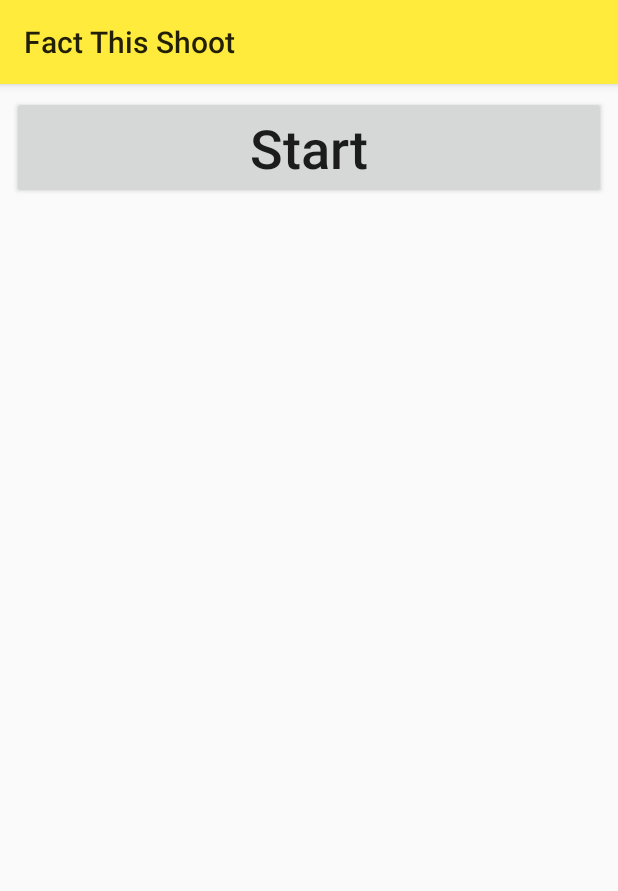
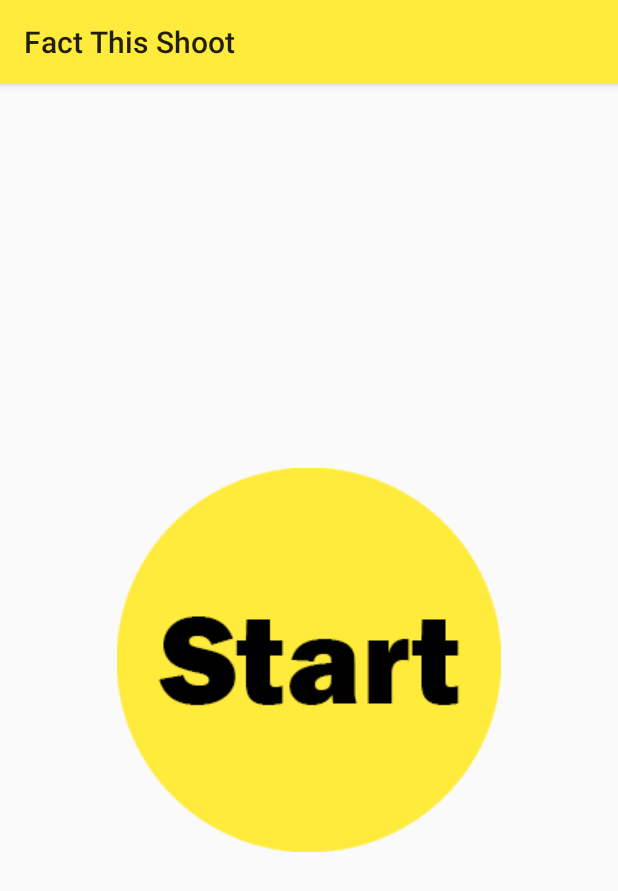
Before and after one commit to CyrusVatandoost/fact-this-shoot, an Android app: the screen it shows after launch (MainActivity), on a phone screen of 412 x 824 dp. Shown: the top 891 px of the screen. Run offline under Robolectric (Android 15) with nearby library versions, the phone set to English and light mode, and no system bars.

Commit message:
Changed Start Button
Changed:
- Start button is now a custom button instead of the default one.

Fixed:
- Selected an incorrect answer will disable that button for that question and will re-enable on the next question.

```diff
--- a/app/src/main/java/com/teamenigma/factthisshoot/MainActivity.java
+++ b/app/src/main/java/com/teamenigma/factthisshoot/MainActivity.java
@@ -6,19 +6,19 @@ import android.support.v7.app.AppCompatActivity;
 import android.os.Bundle;
 import android.view.View;
 import android.widget.Button;
+import android.widget.ImageView;
 
 public class MainActivity extends AppCompatActivity {
 
-    Button buttonStart;
-    Button buttonSettings;
+    ImageView imageStart;
 
     @Override
     protected void onCreate(Bundle savedInstanceState) {
         super.onCreate(savedInstanceState);
         setContentView(R.layout.activity_main);
 
-        buttonStart = (Button)findViewById(R.id.buttonStart);
-        buttonStart.setOnClickListener(new View.OnClickListener() {
+        imageStart = (ImageView)findViewById(R.id.imageStart);
+        imageStart.setOnClickListener(new View.OnClickListener() {
             @Override
             public void onClick(View view) {
                 Intent i = new Intent(getApplicationContext(), ChooseCategory.class);
--- a/app/src/main/res/layout/activity_main.xml
+++ b/app/src/main/res/layout/activity_main.xml
@@ -6,30 +6,17 @@
     android:layout_height="match_parent"
     tools:context="com.teamenigma.factthisshoot.MainActivity">
 
-    <LinearLayout
-        android:layout_width="match_parent"
+    <ImageView
+        android:id="@+id/imageStart"
+        android:layout_width="wrap_content"
         android:layout_height="wrap_content"
         android:layout_marginBottom="8dp"
-        android:layout_marginEnd="8dp"
         android:layout_marginLeft="8dp"
         android:layout_marginRight="8dp"
-        android:layout_marginStart="8dp"
         android:layout_marginTop="8dp"
-        android:orientation="vertical"
         app:layout_constraintBottom_toBottomOf="parent"
-        app:layout_constraintHorizontal_bias="0.0"
         app:layout_constraintLeft_toLeftOf="parent"
         app:layout_constraintRight_toRightOf="parent"
         app:layout_constraintTop_toTopOf="parent"
-        app:layout_constraintVertical_bias="0.0">
-
-        <Button
-            android:id="@+id/buttonStart"
-            android:layout_width="match_parent"
-            android:layout_height="match_parent"
-            android:text="Start"
-            android:textAllCaps="false"
-            android:textSize="36sp" />
-
-    </LinearLayout>
+        app:srcCompat="@drawable/button_start" />
 </android.support.constraint.ConstraintLayout>
```
Also changed, not shown: app/src/main/java/com/teamenigma/factthisshoot/Game.java (+27 -11 lines), app/src/main/res/drawable/button_start.png (added).
